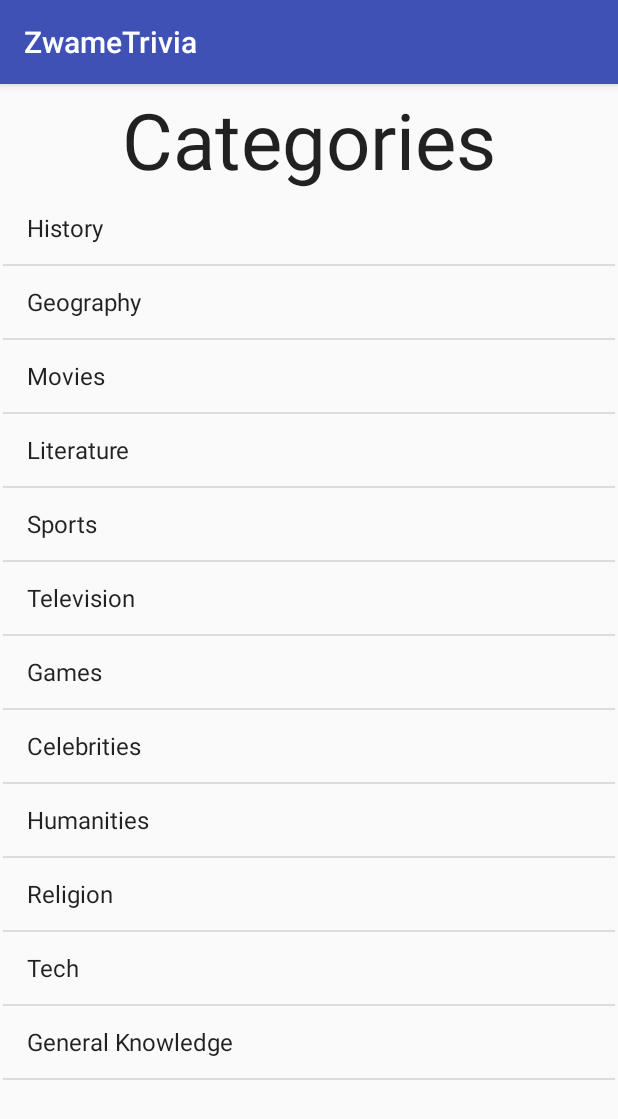
After one commit to ZwameDevelopment/trivia-android, an Android app: the MainActivity screen opened directly, with no data from a screen before it, on a phone screen of 412 x 824 dp. The commit adds this screen. Shown: the top 1119 px of the screen. Run offline under Robolectric (Android 15) with nearby library versions, the phone set to English and light mode, and no system bars.

Commit message:
Categories / Started Difficulty

```diff
--- /dev/null
+++ b/app/src/main/java/pt/zwame/trivia/MainActivity.java
@@ -0,0 +1,37 @@
+package pt.zwame.trivia;
+
+import android.content.Intent;
+import android.support.v7.app.AppCompatActivity;
+import android.os.Bundle;
+import android.view.View;
+import android.widget.AdapterView;
+import android.widget.AdapterView.*;
+import android.widget.ArrayAdapter;
+import android.widget.ListView;
+import android.widget.TextView;
+
+public class MainActivity extends AppCompatActivity {
+
+    String[] categoryArray = {"History", "Geography", "Movies", "Literature", "Sports", "Television",
+                                "Games", "Celebrities", "Humanities", "Religion", "Tech", "General Knowledge"};
+    @Override
+    protected void onCreate(Bundle savedInstanceState) {
+        super.onCreate(savedInstanceState);
+        setContentView(R.layout.activity_main);
+
+        final ArrayAdapter<String> adapter = new ArrayAdapter<String>(this, android.R.layout.simple_list_item_1, categoryArray);
+        ListView categoryList = (ListView) findViewById(R.id.list_categories);
+            categoryList.setAdapter(adapter);
+
+        categoryList.setOnItemClickListener(new OnItemClickListener() {
+            @Override
+            public void onItemClick(AdapterView<?> parent, View view, int position, long id) {
+                String item = ((TextView)view).getText().toString();
+
+                Intent cIntent = new Intent(MainActivity.this, QuestionActivity.class);
+                    cIntent.putExtra("name", item);
+                startActivity(cIntent);
+            }
+        });
+    }
+}
--- a/app/src/main/java/pt/zwame/trivia/RegisterActivity.java
+++ b/app/src/main/java/pt/zwame/trivia/auth/RegisterActivity.java
@@ -1,7 +1,9 @@
-package pt.zwame.trivia;
+package pt.zwame.trivia.auth;
 
 import android.support.v7.app.AppCompatActivity;
 import android.os.Bundle;
+
+import pt.zwame.trivia.R;
 
 public class RegisterActivity extends AppCompatActivity {
 
--- a/app/src/main/res/layout/activity_login.xml
+++ b/app/src/main/res/layout/activity_login.xml
@@ -46,7 +46,8 @@
             android:layout_height="wrap_content"
             android:text="Login"
             android:id="@+id/btn_login"
-            android:layout_gravity="right" />
+            android:layout_gravity="right"
+            android:onClick="btn_login" />
 
         <Button
             android:layout_width="200dp"
--- /dev/null
+++ b/app/src/main/res/layout/activity_main.xml
@@ -0,0 +1,32 @@
+<?xml version="1.0" encoding="utf-8"?>
+<RelativeLayout xmlns:android="http://schemas.android.com/apk/res/android"
+    xmlns:tools="http://schemas.android.com/tools" android:layout_width="match_parent"
+    android:layout_height="match_parent" android:paddingLeft="@dimen/activity_horizontal_margin"
+    android:paddingRight="@dimen/activity_horizontal_margin"
+    android:paddingTop="@dimen/activity_vertical_margin"
+    android:paddingBottom="@dimen/activity_vertical_margin"
+    tools:context="pt.zwame.trivia.MainActivity">
+
+    <TextView
+        android:layout_width="wrap_content"
+        android:layout_height="wrap_content"
+        android:textAppearance="?android:attr/textAppearanceLarge"
+        android:text="Categories"
+        android:id="@+id/lbl_main"
+        android:layout_alignParentTop="true"
+        android:layout_centerHorizontal="true"
+        android:textSize="52sp" />
+
+    <LinearLayout
+        android:orientation="vertical"
+        android:layout_width="match_parent"
+        android:layout_height="match_parent"
+        android:layout_below="@+id/lbl_main">
+
+        <ListView
+            android:layout_width="match_parent"
+            android:layout_height="match_parent"
+            android:id="@+id/list_categories"
+            android:layout_gravity="center_horizontal" />
+    </LinearLayout>
+</RelativeLayout>
--- a/app/src/main/res/layout/activity_register.xml
+++ b/app/src/main/res/layout/activity_register.xml
@@ -5,7 +5,7 @@
     android:paddingRight="@dimen/activity_horizontal_margin"
     android:paddingTop="@dimen/activity_vertical_margin"
     android:paddingBottom="@dimen/activity_vertical_margin"
-    tools:context="pt.zwame.trivia.RegisterActivity">
+    tools:context=".auth.RegisterActivity">
 
     <TextView
         android:layout_width="wrap_content"
```
Also changed, not shown: app/src/main/AndroidManifest.xml (+6 -5 lines), app/src/main/java/pt/zwame/trivia/QuestionActivity.java (added, +17 -0 lines), app/src/main/java/pt/zwame/trivia/auth/LoginActivity.java (renamed from app/src/main/java/pt/zwame/trivia/LoginActivity.java, +9 -1 lines), app/src/main/res/layout/activity_question.xml (added, +21 -0 lines).
